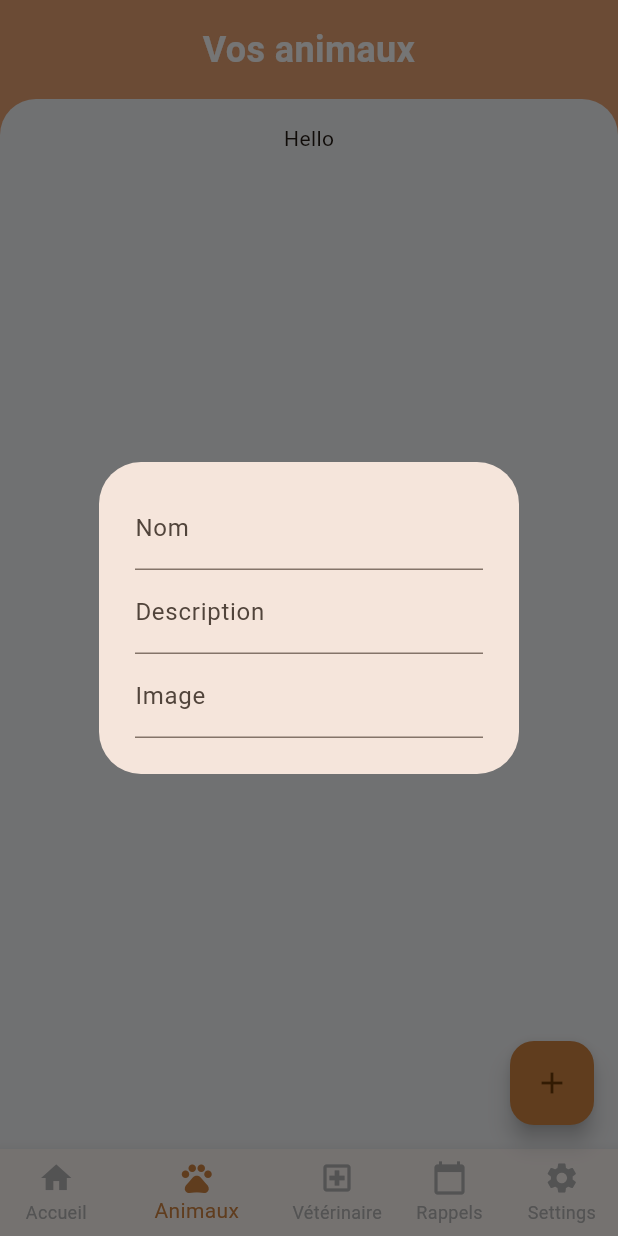
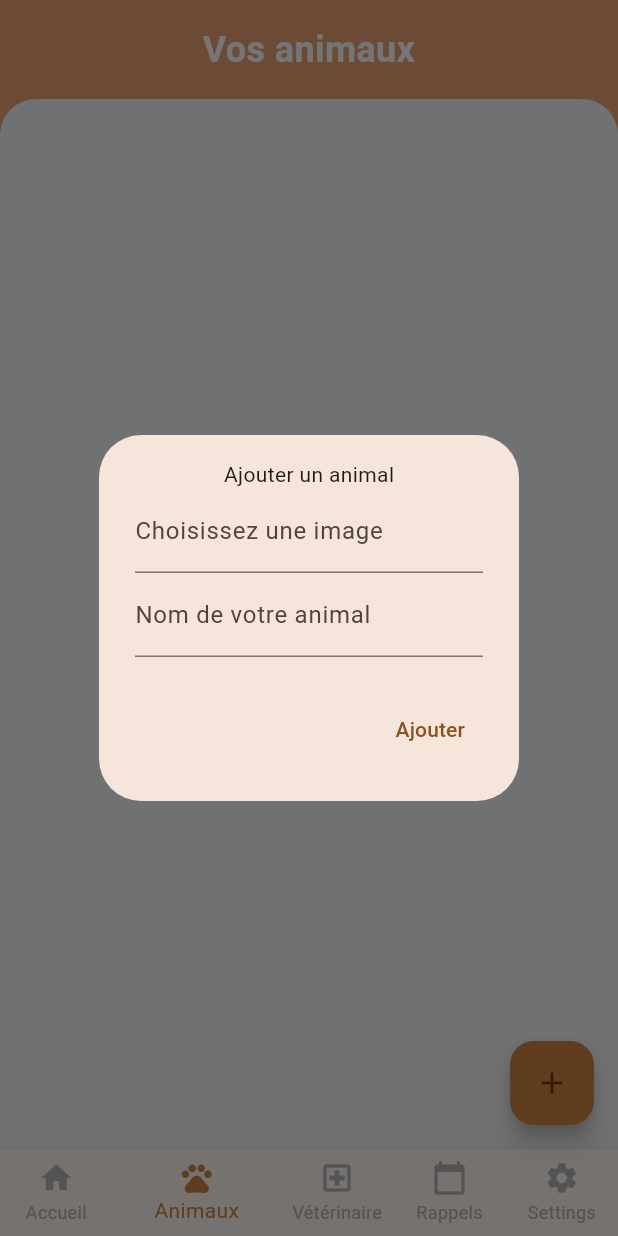
Before and after one commit to VanMeerbergenRenaud/pet4life, a Flutter app: the MainScreenPage screen opened directly, item 2 of the bottom bar chosen, after a tap on the "add" icon, on a phone screen of 412 x 824 dp. Run offline on Flutter 3.47's test engine with Material 2 defaults, Android fonts, the phone set to English and light mode, and no system bars; our stand-ins replace cloud_firestore, firebase_auth, firebase_core; accounts and stored records are empty.

Commit message:
Step of read the data of the CRUD for the animals and display it

```diff
--- a/lib/screens/main/animals_screen.dart
+++ b/lib/screens/main/animals_screen.dart
@@ -1,61 +1,64 @@
+import 'package:cloud_firestore/cloud_firestore.dart';
 import 'package:flutter/material.dart';
 
 import '../../styles/font.dart';
 import '../../styles/spacings.dart';
+import '../../widgets/services/firestore.dart';
 import 'template_screen.dart';
 
-class AnimalsPageScreen extends StatefulWidget {
-  const AnimalsPageScreen({super.key});
+class AnimalsPageScreen extends StatelessWidget {
+  AnimalsPageScreen({super.key});
 
   static const String routeName = '/animals';
 
-  @override
-  State<AnimalsPageScreen> createState() => _AnimalsPageScreenState();
-}
-
-class _AnimalsPageScreenState extends State<AnimalsPageScreen> {
-  // open a modal to create a new animal
-  void openAnimalModal() {
-    showDialog(
-      context: context,
-      builder: (BuildContext context) => const AlertDialog(
-        content: Column(
-          mainAxisSize: MainAxisSize.min,
-          children: [
-            TextField(
-              decoration: InputDecoration(
-                labelText: 'Nom',
-              ),
-            ),
-            TextField(
-              decoration: InputDecoration(
-                labelText: 'Description',
-              ),
-            ),
-            TextField(
-              decoration: InputDecoration(
-                labelText: 'Image',
-              ),
-            ),
-          ],
-        ),
-      ),
-    );
-  }
+  final FirestoreService firestoreService = FirestoreService();
 
   @override
   Widget build(BuildContext context) {
-    return const HomePageTemplate(
-      title: Text(
+    return HomePageTemplate(
+      title: const Text(
         'Vos animaux',
         textAlign: TextAlign.center,
         style: kTitleStyleWhite,
       ),
       flexibleContent: Padding(
-          padding: EdgeInsets.all(kPadding),
+          padding: const EdgeInsets.all(kPadding),
           child: Column(
             children: [
-              Text('Hello'),
+              // stream of animals
+              Expanded(
+                child: StreamBuilder<QuerySnapshot>(
+                  stream: firestoreService.getAnimals(),
+                  builder: (context, snapshot) {
+                    // if I have data -> get all the documents
+                    if (snapshot.hasData) {
+                      List animalsList = snapshot.data!.docs;
+
+                      // display as a list
+                      return ListView.builder(
+                        itemCount: animalsList.length,
+                        itemBuilder: (context, index) {
+                          // get each animal document
+                          DocumentSnapshot document = animalsList[index];
+
+                          // get note from each document
+                          Map<String, dynamic> data = document.data() as Map<String, dynamic>;
+                          String imageUrl = data['imageUrl'];
+                          String name = data['name'];
+
+                          // display as a list tile with name and image
+                          return ListTile(
+                            // leading: Image.network(imageUrl),
+                            title: Text(name),
+                          );
+                        },
+                      );
+                    } else {
+                      return const Text('no animals yet');
+                    }
+                  },
+                ),
+              )
             ],
           )
       ),
--- a/lib/screens/main_screen.dart
+++ b/lib/screens/main_screen.dart
@@ -1,4 +1,5 @@
 import 'package:flutter/material.dart';
+import 'package:pet4life/widgets/services/firestore.dart';
 
 import '../styles/colors.dart';
 import 'main/animals_screen.dart';
@@ -19,16 +20,74 @@ class _MainScreenPageState extends State<MainScreenPage> {
 
   final List _pages = [
      const HomePageScreen(),
-     const AnimalsPageScreen(),
+     AnimalsPageScreen(),
      const VetsPageScreen(),
      const RemindersPageScreen(),
      const SettingsPageScreen(),
   ];
 
+  final FirestoreService firestoreService = FirestoreService();
+
+  final TextEditingController _imageUrlController = TextEditingController();
+  final TextEditingController _nameController = TextEditingController();
+  // final TextEditingController _dobController = TextEditingController();
+  // final TextEditingController _weightController = TextEditingController();
+  // final TextEditingController _genderController = TextEditingController();
+  // final TextEditingController _raceController = TextEditingController();
+  // final TextEditingController _vaccinationController = TextEditingController();
+
   void _onItemTapped(int index) {
     setState(() {
       _currentIndex = index;
     });
+  }
+
+  void openAnimalModal() {
+    showDialog(
+      context: context,
+      builder: (BuildContext context) => AlertDialog(
+        content: Column(
+          mainAxisSize: MainAxisSize.min,
+          children: [
+            const Text('Ajouter un animal'),
+
+            TextField(
+              controller: _imageUrlController,
+              decoration: const InputDecoration(
+                labelText: 'Choisissez une image',
+              ),
+            ),
+
+            TextField(
+              controller: _nameController,
+              decoration: const InputDecoration(
+                labelText: 'Nom de votre animal',
+              ),
+            ),
+          ],
+        ),
+        // action to save
+        actions: [
+          TextButton(
+            onPressed: () {
+              // call the create animal method
+              firestoreService.createAnimal(
+                _imageUrlController.text,
+                _nameController.text,
+                DateTime.now(),
+              );
+              // clear the text fields
+              _imageUrlController.clear();
+              _nameController.clear();
+
+              // close the modal
+              Navigator.pop(context);
+            },
+            child: const Text('Ajouter'),
+          ),
+        ],
+      ),
+    );
   }
 
   @override
@@ -39,31 +98,16 @@ class _MainScreenPageState extends State<MainScreenPage> {
         onPressed: () {
           if (_currentIndex == 1) {
             // open a modal to create a new animal
-            showDialog(
-              context: context,
-              builder: (BuildContext context) => const AlertDialog(
-                content: Column(
-                  mainAxisSize: MainAxisSize.min,
-                  children: [
-                    TextField(
-                      decoration: InputDecoration(
-                        labelText: 'Nom',
-                      ),
-                    ),
-                    TextField(
-                      decoration: InputDecoration(
-                        labelText: 'Description',
-                      ),
-                    ),
-                    TextField(
-                      decoration: InputDecoration(
-                        labelText: 'Image',
-                      ),
-                    ),
-                  ],
-                ),
-              ),
-            );
+            openAnimalModal();
+          } else if (_currentIndex == 2) {
+            // open a modal to create a new vet
+          } else if (_currentIndex == 3) {
+            // open a modal to create a new reminder
+          } else {
+            // redirect to home page
+            setState(() {
+              _currentIndex = 0;
+            });
           }
         },
         backgroundColor: kMainColor,
--- a/lib/widgets/services/firestore.dart
+++ b/lib/widgets/services/firestore.dart
@@ -1,20 +1,23 @@
 import 'package:cloud_firestore/cloud_firestore.dart';
 
 class FirestoreService {
-
   // get collection of animals
   final CollectionReference animalsCollection = FirebaseFirestore.instance.collection('animals');
 
   // CREATE animal
-  Future<void> createAnimal(String name, String description, String imageUrl) {
+  Future<void> createAnimal(String name, String imageUrl, createdAt) {
     return animalsCollection.add({
+      'imageUrl': imageUrl,
       'name': name,
-      'description': description,
-      'imageUrl': imageUrl,
+      'createdAt': Timestamp.now(),
     });
   }
 
   // READ animal
+  Stream<QuerySnapshot> getAnimals() {
+    final animals = animalsCollection.orderBy('createdAt', descending: true).snapshots();
+    return animals;
+  }
 
   // UPDATE animal
 
```
